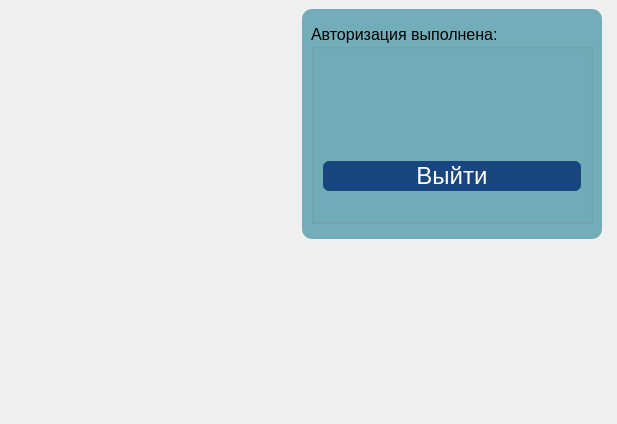
The window that forms/authorization.ui (fantozes/qt_mask) describes before a commit, drawn with Qt 5.
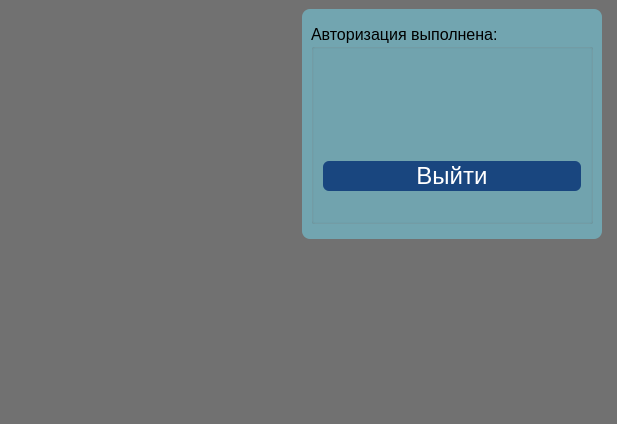
The same window after the commit. The open tabs and pages were chosen to show the change.

What changed in the file:
```diff
--- a/forms/authorization.ui
+++ b/forms/authorization.ui
@@ -34,11 +34,17 @@
   <property name="styleSheet">
    <string notr="true">#auth {
 	background-color: None;
+	background:transparent;
+	
+}
+
+.QWidget#auth {
+	background-color: rgba(110, 110, 110, 220);
 }
 
 .QFrame {
-	background-color: rgb(114, 173, 185);
-	border-radius: 10px;
+	background-color: rgba(114, 173, 185, 220);
+	border-radius: 8px;
 }
 
 .QLineEdit {
```
Left out of the diff: 2 changed lines with no effect on the pictures.
